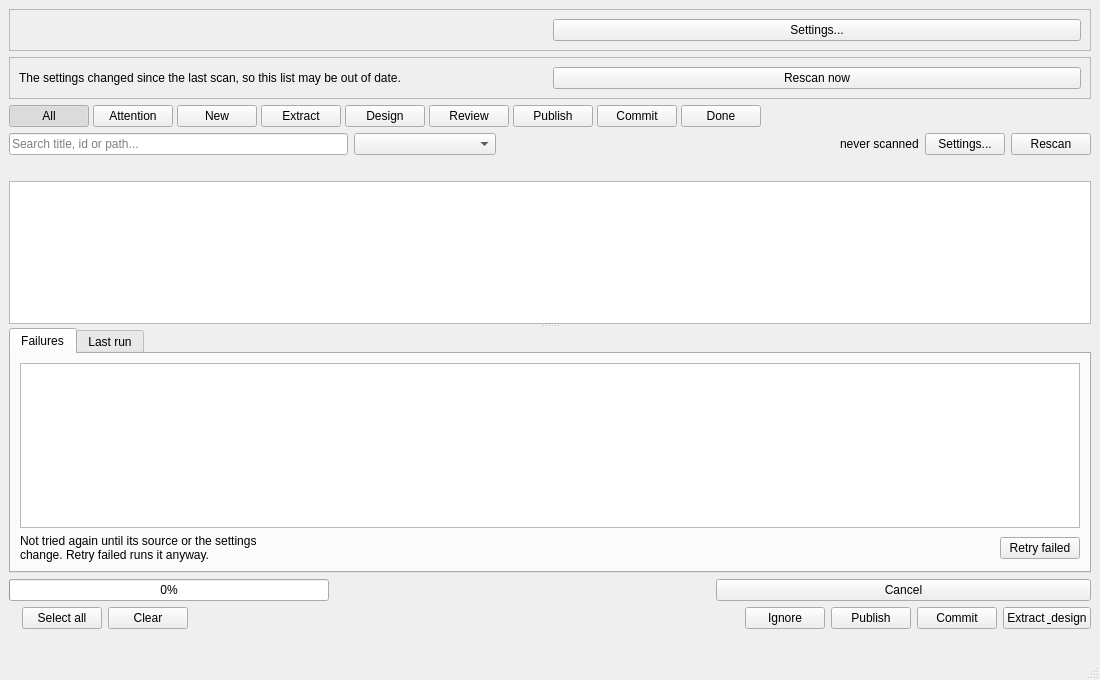
Qt form src/main/python/ui/worklist.ui (3ll3d00d/beqdesigner) before a commit.
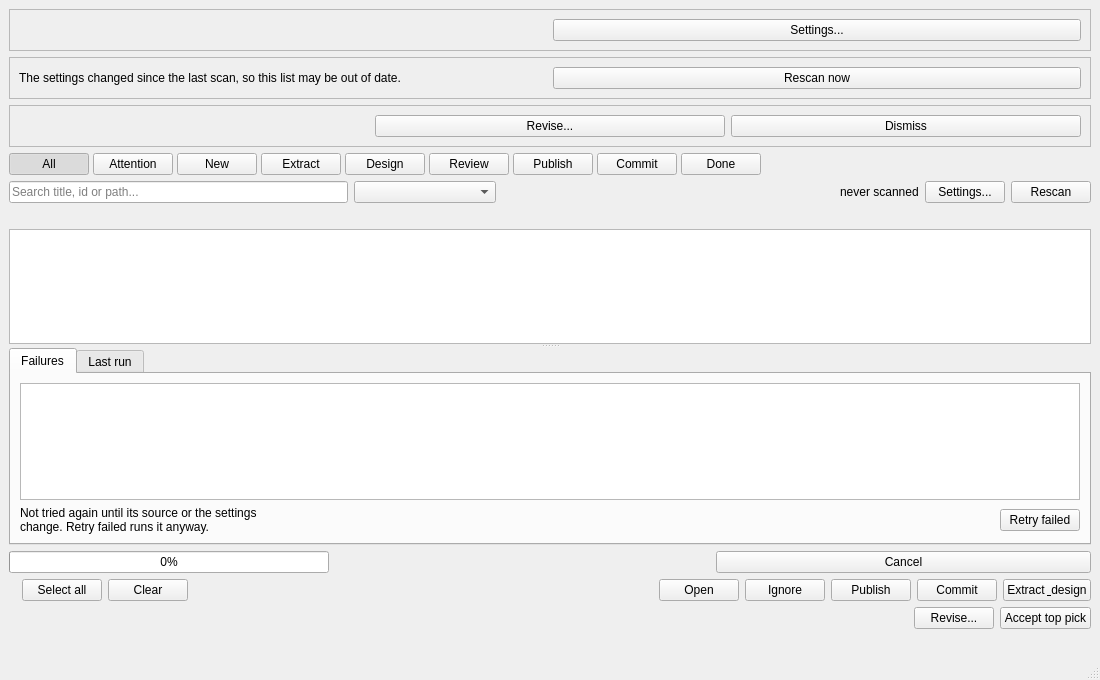
The same form after that commit.

Commit message: Work list: the title page, metadata and artwork, revise, bulk accept (chunks 27a-27c)

The edit to the form file:
```diff
--- a/src/main/python/ui/worklist.ui
+++ b/src/main/python/ui/worklist.ui
@@ -26,6 +26,23 @@
      </widget>
     </item>
     <item>
+     <widget class="QFrame" name="driftBanner">
+      <property name="frameShape"><enum>QFrame::StyledPanel</enum></property>
+      <layout class="QHBoxLayout" name="driftBannerLayout">
+       <item><widget class="QLabel" name="driftBannerLabel"><property name="wordWrap"><bool>true</bool></property><property name="text"><string/></property></widget></item>
+       <item><widget class="QPushButton" name="driftBannerButton"><property name="toolTip"><string>Choose what to do with these titles: reopen them for review, redesign them or extract them again. You are told what will happen before anything changes.</string></property><property name="text"><string>Revise...</string></property></widget></item>
+       <item><widget class="QPushButton" name="driftDismissButton"><property name="toolTip"><string>Hide this until the set of titles changes</string></property><property name="text"><string>Dismiss</string></property></widget></item>
+      </layout>
+     </widget>
+    </item>
+    <item>
+     <widget class="QWidget" name="listHeader">
+      <layout class="QVBoxLayout" name="listHeaderLayout">
+       <property name="leftMargin"><number>0</number></property>
+       <property name="topMargin"><number>0</number></property>
+       <property name="rightMargin"><number>0</number></property>
+       <property name="bottomMargin"><number>0</number></property>
+    <item>
      <layout class="QHBoxLayout" name="stripLayout">
       <property name="spacing"><number>4</number></property>
       <item><widget class="QPushButton" name="allChip"><property name="text"><string>All</string></property><property name="checkable"><bool>true</bool></property><property name="checked"><bool>true</bool></property></widget></item>
@@ -51,6 +68,9 @@
      </layout>
     </item>
     <item><widget class="QLabel" name="sourceStatusLabel"><property name="wordWrap"><bool>true</bool></property><property name="textFormat"><enum>Qt::RichText</enum></property><property name="text"><string/></property></widget></item>
+      </layout>
+     </widget>
+    </item>
     <item>
      <widget class="QSplitter" name="bodySplitter">
       <property name="orientation"><enum>Qt::Vertical</enum></property>
@@ -121,18 +141,36 @@
      </widget>
     </item>
     <item>
+     <widget class="QWidget" name="listFooter">
+      <layout class="QVBoxLayout" name="listFooterLayout">
+       <property name="leftMargin"><number>0</number></property>
+       <property name="topMargin"><number>0</number></property>
+       <property name="rightMargin"><number>0</number></property>
+       <property name="bottomMargin"><number>0</number></property>
+    <item>
      <layout class="QHBoxLayout" name="actionLayout">
       <item><widget class="QLabel" name="selectionLabel"><property name="text"><string/></property></widget></item>
       <item><widget class="QPushButton" name="selectAllButton"><property name="toolTip"><string>Select every title the current view lists (pick a strip chip first to select one kind of work)</string></property><property name="text"><string>Select all</string></property></widget></item>
       <item><widget class="QPushButton" name="clearSelectionButton"><property name="text"><string>Clear</string></property></widget></item>
       <item><spacer name="actionSpacer"><property name="orientation"><enum>Qt::Horizontal</enum></property><property name="sizeHint" stdset="0"><size><width>40</width><height>20</height></size></property></spacer></item>
+      <item><widget class="QPushButton" name="openButton"><property name="toolTip"><string>Open a title to review its candidates, one after another: the selected title, or the first listed (Enter, or double-click a row)</string></property><property name="text"><string>Open</string></property></widget></item>
       <item><widget class="QPushButton" name="ignoreButton"><property name="toolTip"><string>Ignore titles like the selected one, or just the selected titles</string></property><property name="text"><string>Ignore</string></property></widget></item>
       <item><widget class="QPushButton" name="publishButton"><property name="text"><string>Publish</string></property></widget></item>
       <item><widget class="QPushButton" name="commitButton"><property name="text"><string>Commit</string></property></widget></item>
       <item><widget class="QPushButton" name="runButton"><property name="default"><bool>false</bool></property><property name="text"><string>Extract &amp; design</string></property></widget></item>
      </layout>
     </item>
+    <item>
+     <layout class="QHBoxLayout" name="bulkLayout">
+      <item><spacer name="bulkSpacer"><property name="orientation"><enum>Qt::Horizontal</enum></property><property name="sizeHint" stdset="0"><size><width>40</width><height>20</height></size></property></spacer></item>
+      <item><widget class="QPushButton" name="reviseButton"><property name="toolTip"><string>Send the selected titles back: reopen them for review, redesign them or extract them again. Works only on the rows you selected.</string></property><property name="text"><string>Revise...</string></property></widget></item>
+      <item><widget class="QPushButton" name="acceptButton"><property name="toolTip"><string>Accept the designer's top pick for the titles waiting for review whose confidence is at or above the threshold</string></property><property name="text"><string>Accept top pick</string></property></widget></item>
+     </layout>
+    </item>
     <item><widget class="QLabel" name="skippedLabel"><property name="alignment"><set>Qt::AlignRight|Qt::AlignVCenter</set></property><property name="wordWrap"><bool>true</bool></property><property name="text"><string/></property></widget></item>
+      </layout>
+     </widget>
+    </item>
    </layout>
   </widget>
   <widget class="QStatusBar" name="statusBar"/>
```
The commit also changes 26 other files.
